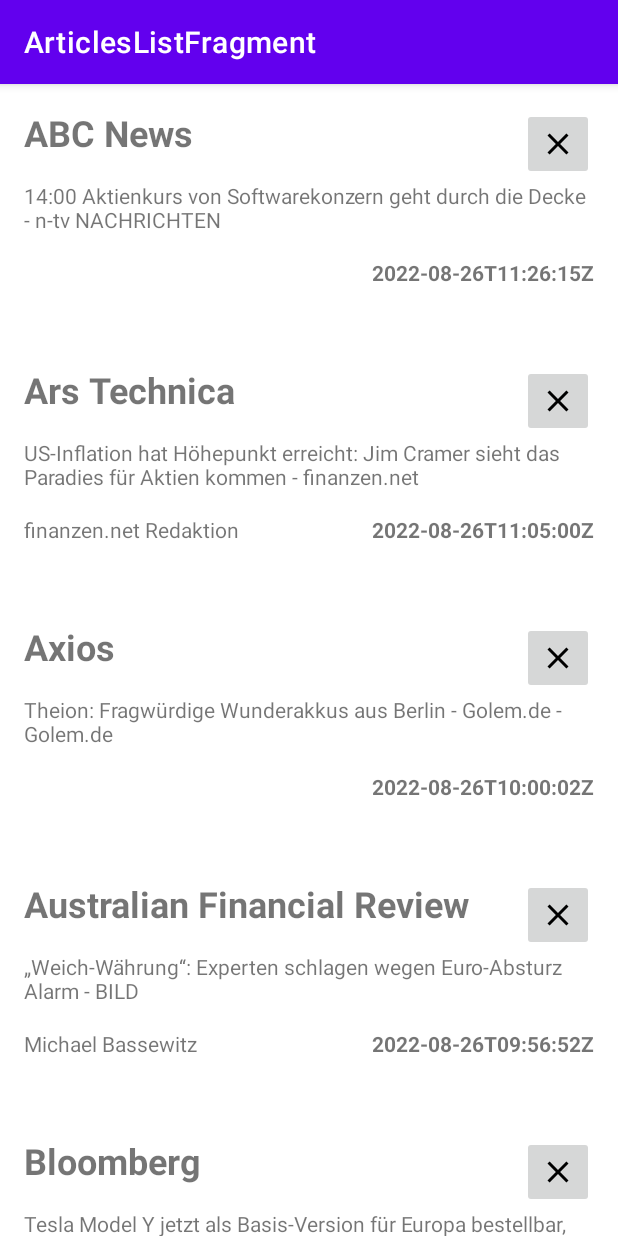
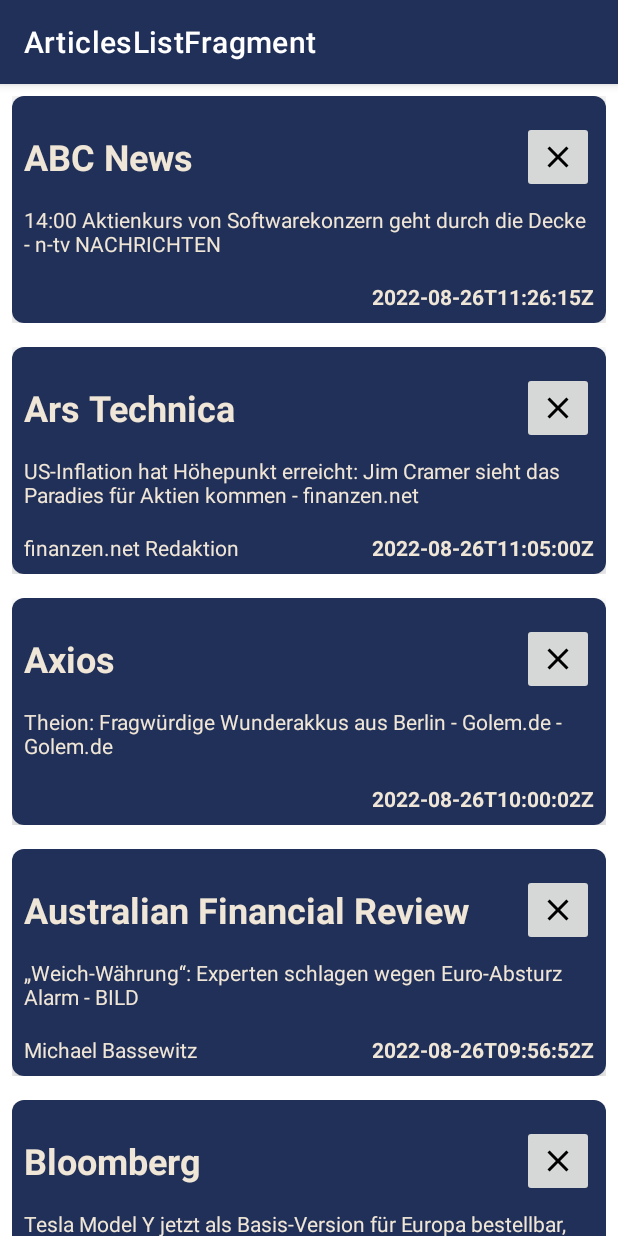
Before and after one commit to MarkKolenbrander/CapstoneNewsApp, an Android app: the screen it shows after launch (MainActivity), on a phone screen of 412 x 824 dp. Run offline under Robolectric (Android 15) with nearby library versions, the phone set to English and light mode, and no system bars; our stand-ins replace navigation-ui; 1 statement that could not run was skipped.

Commit message:
Commit - 3 (fixing missing things)
- Got the article details showing in detail screen trough safeArgs
- Clicklistener from viewholder -> adapter -> fragment
- Stored articles trough Shared Preferences
- Created card views and made it scrollable for articles
- Changed colors

```diff
--- a/app/build.gradle
+++ b/app/build.gradle
@@ -1,6 +1,8 @@
 plugins {
     id 'com.android.application'
     id 'org.jetbrains.kotlin.android'
+    id 'kotlin-parcelize'
+    id 'androidx.navigation.safeargs'
 }
 
 android {
@@ -48,6 +50,8 @@ dependencies {
     implementation 'androidx.navigation:navigation-ui-ktx:2.5.2'
     implementation 'androidx.preference:preference:1.2.0'
     implementation 'androidx.recyclerview:recyclerview-selection:1.1.0'
-    implementation 'com.google.code.gson:gson:2.8.9'
+    implementation 'com.google.code.gson:gson:2.9.0'
+
+
 
 }
--- a/app/src/main/java/com/markkolenbrander/capstonenewsapp/ArticleDataManager.kt
+++ b/app/src/main/java/com/markkolenbrander/capstonenewsapp/ArticleDataManager.kt
@@ -4,35 +4,29 @@ import android.app.Application
 import androidx.lifecycle.AndroidViewModel
 import androidx.preference.PreferenceManager
 import com.google.gson.Gson
+import com.google.gson.reflect.TypeToken
 import com.markkolenbrander.capstonenewsapp.models.Article
 
-class ArticleDataManager(application: Application) : AndroidViewModel(application) {
+class ArticleDataManager(application: Application) : AndroidViewModel(application){
 
-    //Todo: Couldn't get the shared preferences working
+    private val context = application.applicationContext
 
-//    private val context = application.applicationContext
-//    private val newsService: NewsService = InMemoryNewsServiceImpl()
+    private val sharedPrefs = PreferenceManager.getDefaultSharedPreferences(context)
+    private val gson = Gson()
 
+    fun saveArticles(articles: ArrayList<Article?>){
+        val articlesJson = gson.toJson(articles)
+        sharedPrefs.edit().putString(PREFS_KEY_ARTICLES, articlesJson).apply()
+    }
 
-//    fun saveArticleList(articles: ArrayList<Article?>){
-//        val sharedPrefs = PreferenceManager.getDefaultSharedPreferences(context).edit()
-//        val gson = Gson()
-//        val json: String = gson.toJson(articles)
-//        sharedPrefs.putString("articles", json)
-//        sharedPrefs.apply()
-//    }
+    fun fetchArticles(): ArrayList<Article?>{
+        val articleJson = sharedPrefs.getString(PREFS_KEY_ARTICLES, "")
+        val articleListTypeToken = object : TypeToken<ArrayList<Article?>>(){ }
+        return gson.fromJson(articleJson, articleListTypeToken.type)
+    }
 
-//    fun readArticles(): ArrayList<ArticleList> {
-//        val sharedPrefs = PreferenceManager.getDefaultSharedPreferences(context)
-//        val contents = sharedPrefs.all
-//        val articlesList = ArrayList<ArticleList>()
-//
-//        for (article in contents){
-//            val articleItems = ArrayList(article.value as HashSet<*>)
-//            val articleList = ArticleList(article.key, articleItems.toString())
-//            articlesList.add(articleList)
-//        }
-//        return articlesList
-//    }
+    companion object{
+        private const val PREFS_KEY_ARTICLES = "articles"
+    }
 
 }
--- a/app/src/main/java/com/markkolenbrander/capstonenewsapp/ArticlesListFragment.kt
+++ b/app/src/main/java/com/markkolenbrander/capstonenewsapp/ArticlesListFragment.kt
@@ -6,55 +6,43 @@ import android.view.LayoutInflater
 import android.view.View
 import android.view.ViewGroup
 import androidx.lifecycle.ViewModelProvider
-import androidx.recyclerview.widget.LinearLayoutManager
+import androidx.navigation.fragment.findNavController
 import com.markkolenbrander.capstonenewsapp.adapters.ArticleAdapter
 import com.markkolenbrander.capstonenewsapp.databinding.FragmentArticlesListBinding
 
 class ArticlesListFragment : Fragment() {
 
+    private lateinit var binding : FragmentArticlesListBinding
     private val newsService: NewsService = InMemoryNewsServiceImpl()
-//    private lateinit var articleDataManager: ArticleDataManager
-
-//    private lateinit var adapter: ArticleAdapter
-//    private lateinit var articleList: Article
-
-//    override fun onCreate(savedInstanceState: Bundle?) {
-//        super.onCreate(savedInstanceState)
-//
-//        arguments?.let {
-//            articleList = it.getParcelable(ARG_LIST)!!
-//        }
-//
-//    }
+    private lateinit var articleDataManager: ArticleDataManager
 
     override fun onCreateView(
         inflater: LayoutInflater, container: ViewGroup?,
         savedInstanceState: Bundle?
-    ): View? {
-        val binding = FragmentArticlesListBinding.inflate(inflater)
+    ): View {
+        binding = FragmentArticlesListBinding.inflate(layoutInflater)
 
-//        activity?.let {
-//            articleDataManager = ViewModelProvider(this)[ArticleDataManager::class.java]
-//        }
-
-        val articlesHardCoded = newsService.getArticles()
-        binding.rvArticles.layoutManager = LinearLayoutManager(activity)
-        binding.rvArticles.adapter = ArticleAdapter(articlesHardCoded)
-
+        activity?.let {
+            articleDataManager = ViewModelProvider(this)[ArticleDataManager::class.java]
+        }
         return binding.root
     }
 
-//    companion object{
-//
-//        private const val ARG_LIST = "list"
-//
-//        fun newInstance(article: Article) : DetailFragment {
-//            val bundle = Bundle()
-//            bundle.putParcelable(ARG_LIST, article)
-//            val fragment = DetailFragment()
-//            fragment.arguments = bundle
-//            return fragment
-//        }
-//    }
+    override fun onViewCreated(view: View, savedInstanceState: Bundle?) {
+        super.onViewCreated(view, savedInstanceState)
 
+        val storedArticles = articleDataManager.fetchArticles()
+        val articlesToUse = storedArticles.ifEmpty {
+            articleDataManager.saveArticles(newsService.getArticles())
+            articleDataManager.fetchArticles()
+        }
+
+        val articleAdapter = ArticleAdapter(articlesToUse) {
+            val direction = ArticlesListFragmentDirections.actionArticlesListFragmentToDetailFragment(it)
+            findNavController().navigate(direction)
+        }
+        binding.rvArticles.run {
+            adapter = articleAdapter
+        }
+    }
 }
--- a/app/src/main/java/com/markkolenbrander/capstonenewsapp/MainActivity.kt
+++ b/app/src/main/java/com/markkolenbrander/capstonenewsapp/MainActivity.kt
@@ -24,5 +24,4 @@ class MainActivity : AppCompatActivity() {
         setupActionBarWithNavController(this, navController)
 
     }
-
 }
--- a/app/src/main/java/com/markkolenbrander/capstonenewsapp/adapters/ArticleAdapter.kt
+++ b/app/src/main/java/com/markkolenbrander/capstonenewsapp/adapters/ArticleAdapter.kt
@@ -5,9 +5,11 @@ import androidx.recyclerview.widget.RecyclerView
 import com.markkolenbrander.capstonenewsapp.models.Article
 import com.markkolenbrander.capstonenewsapp.views.ArticleView
 import com.markkolenbrander.capstonenewsapp.views.ArticleViewHolder
-import com.markkolenbrander.capstonenewsapp.views.DetailView
 
-class ArticleAdapter(private val articlesList: ArrayList<Article?>) : RecyclerView.Adapter<ArticleViewHolder>() {
+class ArticleAdapter(
+    private val articlesList: ArrayList<Article?>,
+    private val onArticleTapped: (Article) -> Unit,
+) : RecyclerView.Adapter<ArticleViewHolder>() {
 
     override fun onCreateViewHolder(parent: ViewGroup, viewType: Int): ArticleViewHolder {
         val articleView = ArticleView(parent.context)
@@ -15,22 +17,18 @@ class ArticleAdapter(private val articlesList: ArrayList<Article?>) : RecyclerVi
             ViewGroup.LayoutParams.MATCH_PARENT,
             ViewGroup.LayoutParams.WRAP_CONTENT,
         )
-
-        val detailView = DetailView(parent.context)
-        detailView.layoutParams = ViewGroup.LayoutParams(
-            ViewGroup.LayoutParams.MATCH_PARENT,
-            ViewGroup.LayoutParams.MATCH_PARENT,
-        )
-        return ArticleViewHolder(articleView, detailView)
+        return ArticleViewHolder(articleView)
     }
 
     override fun onBindViewHolder(holder: ArticleViewHolder, position: Int) {
+        holder.itemView.setOnClickListener {
+            articlesList[position]?.let { it1 -> onArticleTapped(it1) }
+        }
         articlesList[position]?.let {
-            holder.bindData(it){
+            holder.bindData(it) {
                 removeArticleIndex(holder.absoluteAdapterPosition)
             }
         }
-        articlesList[position]?.let { holder.setDetailData(it) }
     }
 
     override fun getItemCount(): Int {
--- a/app/src/main/java/com/markkolenbrander/capstonenewsapp/models/Article.kt
+++ b/app/src/main/java/com/markkolenbrander/capstonenewsapp/models/Article.kt
@@ -1,6 +1,9 @@
 package com.markkolenbrander.capstonenewsapp.models
 
+import android.os.Parcelable
+import kotlinx.parcelize.Parcelize
 
+@Parcelize
 data class Article(
     val source: Source,
     val author: String? = null,
@@ -10,43 +13,4 @@ data class Article(
     val urlToImage: String? = null,
     val publishedAt: String,
     val content: String,
-)
-
-//    : Parcelable {
-//    constructor(parcel: Parcel) : this(
-//        parcel.readParcelable(Source::class.java.classLoader)!!,
-//        parcel.readString(),
-//        parcel.readString().toString(),
-//        parcel.readString(),
-//        parcel.readString().toString(),
-//        parcel.readString(),
-//        parcel.readString().toString(),
-//        parcel.readString().toString()
-//    ) {
-//    }
-//
-//    override fun writeToParcel(parcel: Parcel, flags: Int) {
-//        parcel.writeParcelable(source, flags)
-//        parcel.writeString(author)
-//        parcel.writeString(title)
-//        parcel.writeString(description)
-//        parcel.writeString(url)
-//        parcel.writeString(urlToImage)
-//        parcel.writeString(publishedAt)
-//        parcel.writeString(content)
-//    }
-//
-//    override fun describeContents(): Int {
-//        return 0
-//    }
-//
-//    companion object CREATOR : Parcelable.Creator<Article> {
-//        override fun createFromParcel(parcel: Parcel): Article {
-//            return Article(parcel)
-//        }
-//
-//        override fun newArray(size: Int): Array<Article?> {
-//            return arrayOfNulls(size)
-//        }
-//    }
-//}
+) : Parcelable
--- a/app/src/main/java/com/markkolenbrander/capstonenewsapp/models/Source.kt
+++ b/app/src/main/java/com/markkolenbrander/capstonenewsapp/models/Source.kt
@@ -1,6 +1,9 @@
 package com.markkolenbrander.capstonenewsapp.models
 
+import android.os.Parcelable
+import kotlinx.parcelize.Parcelize
 
+@Parcelize
 data class Source(
     val id: String? = null,
     val name: String,
@@ -9,37 +12,4 @@ data class Source(
     val category: Category,
     val language: Language,
     val country: Country,
-)
-//    : Parcelable{
-//    constructor(parcel: Parcel) : this(
-//        parcel.readString(),
-//        parcel.readString().toString(),
-//        parcel.readString().toString(),
-//        parcel.readString().toString(),
-//        TODO("category"),
-//        TODO("language"),
-//        TODO("country")
-//    )
-//
-//    override fun writeToParcel(parcel: Parcel, flags: Int) {
-//        parcel.writeString(id)
-//        parcel.writeString(name)
-//        parcel.writeString(description)
-//        parcel.writeString(url)
-//    }
-//
-//    override fun describeContents(): Int {
-//        return 0
-//    }
-//
-//    companion object CREATOR : Parcelable.Creator<Source> {
-//        override fun createFromParcel(parcel: Parcel): Source {
-//            return Source(parcel)
-//        }
-//
-//        override fun newArray(size: Int): Array<Source?> {
-//            return arrayOfNulls(size)
-//        }
-//    }
-//
-//}
+) : Parcelable
--- a/app/src/main/java/com/markkolenbrander/capstonenewsapp/views/ArticleViewHolder.kt
+++ b/app/src/main/java/com/markkolenbrander/capstonenewsapp/views/ArticleViewHolder.kt
@@ -1,27 +1,11 @@
 package com.markkolenbrander.capstonenewsapp.views
 
-
-import android.view.View
-import androidx.navigation.findNavController
 import androidx.recyclerview.widget.RecyclerView
-import com.markkolenbrander.capstonenewsapp.R
 import com.markkolenbrander.capstonenewsapp.models.Article
 
-class ArticleViewHolder(private val articleView: ArticleView, val detailView: DetailView) : View.OnClickListener ,RecyclerView.ViewHolder(articleView) {
-
-    init {
-       articleView.setOnClickListener(this)
-    }
+class ArticleViewHolder(private val articleView: ArticleView) : RecyclerView.ViewHolder(articleView) {
 
     fun bindData(article: Article, onDeleteTapped: () -> Unit){
         articleView.setArticleData(article, onDeleteTapped)
     }
-
-    fun setDetailData(article: Article){
-        detailView.setArticleDetails(article)
-    }
-
-    override fun onClick(view: View?) {
-        view?.findNavController()?.navigate(R.id.action_articlesListFragment_to_detailFragment)
-    }
 }
--- a/app/src/main/java/com/markkolenbrander/capstonenewsapp/views/DetailView.kt
+++ /dev/null
@@ -1,29 +0,0 @@
-package com.markkolenbrander.capstonenewsapp.views
-
-import android.content.Context
-import android.util.AttributeSet
-import android.view.LayoutInflater
-import androidx.constraintlayout.widget.ConstraintLayout
-import com.markkolenbrander.capstonenewsapp.databinding.DetailViewBinding
-import com.markkolenbrander.capstonenewsapp.models.Article
-
-class DetailView @JvmOverloads constructor  (
-    context: Context,
-    attrs: AttributeSet? = null,
-    defStyleAttr: Int = 0,
-    defStyleRes: Int = 0,
-) : ConstraintLayout(context, attrs, defStyleAttr, defStyleRes) {
-
-    private val binding = DetailViewBinding.inflate(LayoutInflater.from(context), this )
-
-
-    fun setArticleDetails(article: Article){
-        binding.tvSourceId.text = article.source.id
-        binding.tvSourceDescription.text = article.source.description
-        binding.tvSourceUrl.text = article.source.url
-        binding.tvArticleDescription.text = article.description
-        binding.tvArticleUrl.text = article.url
-        binding.tvArticleUrlImage.text = article.urlToImage
-        binding.tvArticleContent.text = article.content
-    }
-}
--- a/app/src/main/res/layout/article_view.xml
+++ b/app/src/main/res/layout/article_view.xml
@@ -7,13 +7,26 @@
     android:orientation="vertical"
     tools:parentTag="androidx.constraintlayout.widget.ConstraintLayout">
 
-
-    <!--I added the extra constraint layout to create the margin -->
     <androidx.constraintlayout.widget.ConstraintLayout
         android:id="@+id/cl_article_view"
         android:layout_width="match_parent"
         android:layout_height="wrap_content"
-        android:layout_margin="16dp"
+        android:padding="8dp"
+        >
+
+        <androidx.cardview.widget.CardView
+            android:layout_width="match_parent"
+            android:layout_height="match_parent"
+            app:cardCornerRadius="8dp"
+            app:cardElevation="7dp"
+            >
+
+            <androidx.constraintlayout.widget.ConstraintLayout
+                android:layout_width="match_parent"
+                android:layout_height="match_parent"
+                android:orientation="vertical"
+                android:background="@color/blue_capstone"
+                android:padding="8dp"
                 >
 
                 <TextView
@@ -23,6 +36,7 @@
                     android:layout_marginTop="16dp"
                     android:textStyle="bold"
                     android:textSize="24sp"
+                    android:textColor="@color/white_capstone"
                     tools:text="Source Name"
                     app:layout_constraintTop_toTopOf="parent"
                     app:layout_constraintStart_toStartOf="parent"
@@ -37,13 +51,16 @@
                     android:minHeight="48dp"
                     android:src="@drawable/ic_baseline_close_24"
                     app:layout_constraintEnd_toEndOf="parent"
-            app:layout_constraintTop_toTopOf="@+id/tv_source_name" />
+                    app:layout_constraintTop_toTopOf="@+id/tv_source_name"
+                    app:layout_constraintBottom_toBottomOf="@+id/tv_source_name"
+                    />
 
                 <TextView
                     android:id="@+id/tv_article_title"
                     android:layout_width="match_parent"
                     android:layout_height="wrap_content"
                     android:layout_marginTop="16dp"
+                    android:textColor="@color/white_capstone"
                     tools:text="Article Author Title"
                     app:layout_constraintTop_toBottomOf="@+id/tv_source_name"
                     app:layout_constraintStart_toStartOf="parent"
@@ -55,6 +72,7 @@
                     android:layout_width="match_parent"
                     android:layout_height="wrap_content"
                     android:layout_marginTop="16dp"
+                    android:textColor="@color/white_capstone"
                     tools:text="Article Author"
                     app:layout_constraintTop_toBottomOf="@+id/tv_article_title"
                     app:layout_constraintStart_toStartOf="parent"
@@ -66,23 +84,17 @@
                     android:layout_width="wrap_content"
                     android:layout_height="wrap_content"
                     android:textStyle="bold"
+                    android:textColor="@color/white_capstone"
                     tools:text="Article Published At"
                     app:layout_constraintTop_toTopOf="@id/tv_article_author"
                     app:layout_constraintBottom_toBottomOf="@id/tv_article_author"
                     app:layout_constraintEnd_toEndOf="parent"
                     />
 
-        <Space
-            android:layout_width="0dp"
-            android:layout_height="36dp"
-            app:layout_constraintTop_toBottomOf="@+id/tv_article_published_at"
-            app:layout_constraintStart_toStartOf="parent"
-            app:layout_constraintEnd_toEndOf="parent"/>
+            </androidx.constraintlayout.widget.ConstraintLayout>
+
+        </androidx.cardview.widget.CardView>
 
     </androidx.constraintlayout.widget.ConstraintLayout>
 
-
-
-
-
 </merge>
--- a/app/src/main/res/navigation/nav_graph.xml
+++ b/app/src/main/res/navigation/nav_graph.xml
@@ -17,5 +17,9 @@
         android:id="@+id/detailFragment"
         android:name="com.markkolenbrander.capstonenewsapp.DetailFragment"
         android:label="fragment_detail"
-        tools:layout="@layout/fragment_detail" />
+        tools:layout="@layout/fragment_detail" >
+        <argument
+            android:name="article"
+            app:argType="com.markkolenbrander.capstonenewsapp.models.Article" />
+    </fragment>
 </navigation>
--- a/app/src/main/res/values/colors.xml
+++ b/app/src/main/res/values/colors.xml
@@ -7,4 +7,11 @@
     <color name="teal_700">#FF018786</color>
     <color name="black">#FF000000</color>
     <color name="white">#FFFFFFFF</color>
+
+    <color name="blue_capstone">#213058</color>
+    <color name="green_capstone">#28696A</color>
+    <color name="yellow_capstone">#F4AE3F</color>
+    <color name="white_capstone">#F0E6D7</color>
+
+
 </resources>
--- a/app/src/main/res/values/themes.xml
+++ b/app/src/main/res/values/themes.xml
@@ -1,16 +1,16 @@
-<resources xmlns:tools="http://schemas.android.com/tools">
+<resources>
     <!-- Base application theme. -->
     <style name="Theme.CapstoneNewsApp" parent="Theme.MaterialComponents.DayNight.DarkActionBar">
         <!-- Primary brand color. -->
-        <item name="colorPrimary">@color/purple_500</item>
-        <item name="colorPrimaryVariant">@color/purple_700</item>
-        <item name="colorOnPrimary">@color/white</item>
+        <item name="colorPrimary">@color/blue_capstone</item>
+        <item name="colorPrimaryVariant">@color/green_capstone</item>
+        <item name="colorOnPrimary">@color/white_capstone</item>
         <!-- Secondary brand color. -->
         <item name="colorSecondary">@color/teal_200</item>
         <item name="colorSecondaryVariant">@color/teal_700</item>
         <item name="colorOnSecondary">@color/black</item>
         <!-- Status bar color. -->
-        <item name="android:statusBarColor" tools:targetApi="l">?attr/colorPrimaryVariant</item>
+        <item name="android:statusBarColor">?attr/colorPrimary</item>
         <!-- Customize your theme here. -->
     </style>
 </resources>
--- a/build.gradle
+++ b/build.gradle
@@ -3,6 +3,7 @@ plugins {
     id 'com.android.application' version '7.2.2' apply false
     id 'com.android.library' version '7.2.2' apply false
     id 'org.jetbrains.kotlin.android' version '1.7.10' apply false
+    id 'androidx.navigation.safeargs' version '2.4.1' apply false
 }
 
 task clean(type: Delete) {
```
Also changed, not shown: app/src/main/java/com/markkolenbrander/capstonenewsapp/DetailFragment.kt (+14 -15 lines), app/src/main/java/com/markkolenbrander/capstonenewsapp/views/ArticleView.kt (+0 -13 lines), app/src/main/res/layout/detail_view.xml (deleted, +0 -134 lines), app/src/main/res/layout/fragment_detail.xml (+50 -4 lines). Lines whose indentation alone changed are shown as unchanged.
